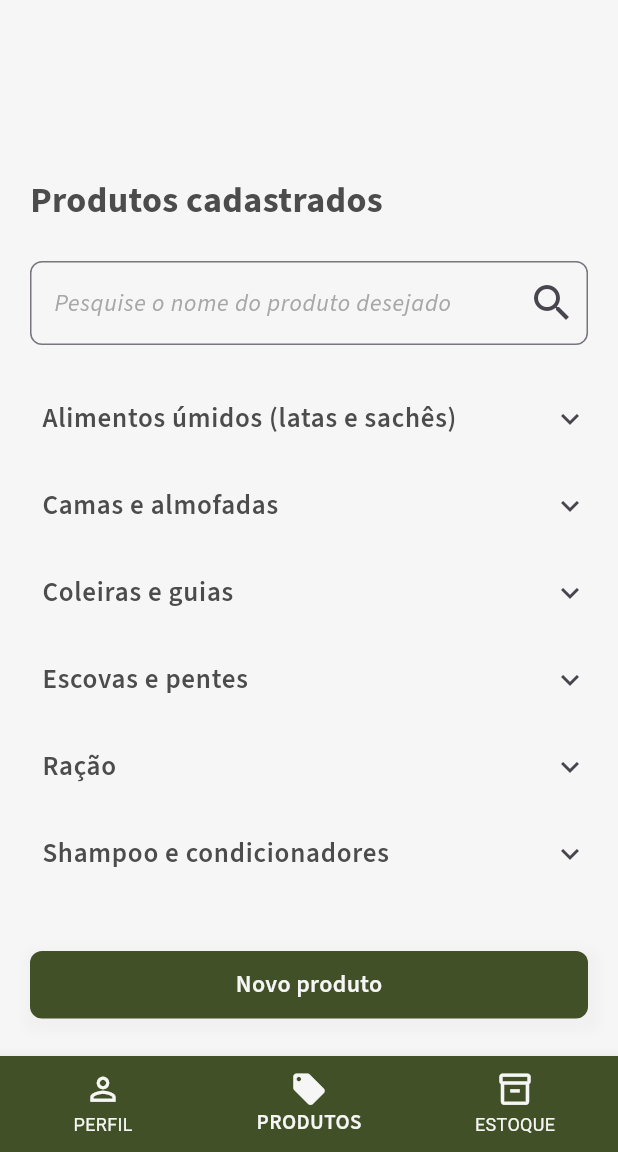
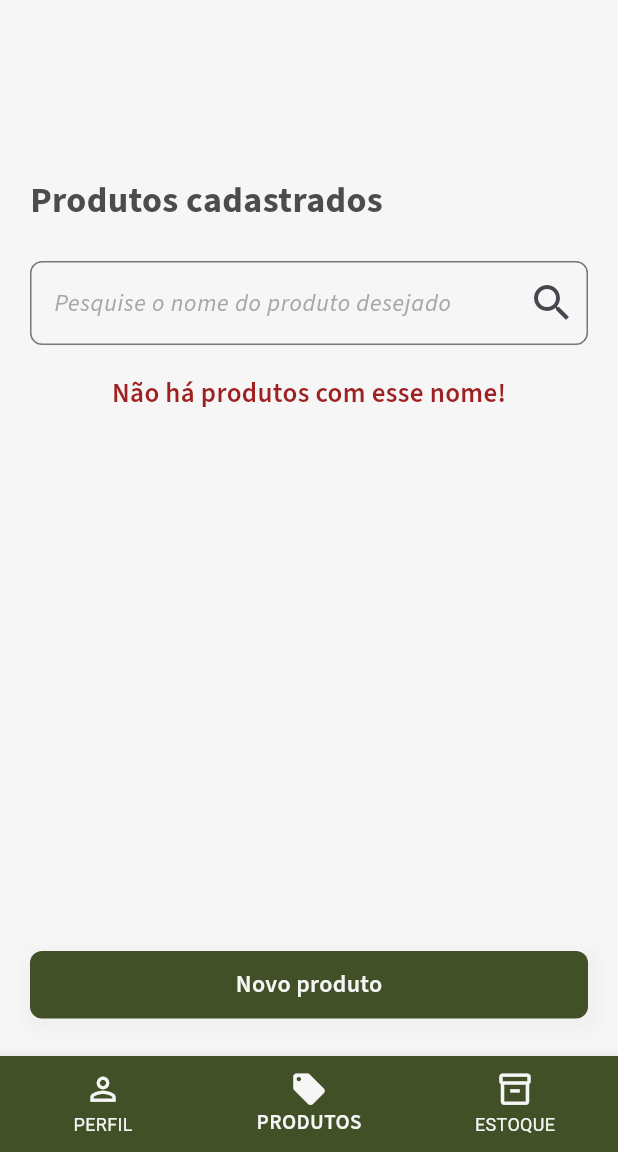
Before and after one commit to thidematos/pet_nature, a Flutter app: the screen it shows once a user with an empty profile is signed in, on a phone screen of 412 x 824 dp, the part 84-1236 px from its top. Run offline on Flutter 3.47's test engine with Material 3 defaults, Android fonts, the light colour scheme and no system bars; our stand-ins replace cloud_firestore, diacritic, firebase_auth, firebase_core, flutter_riverpod, google_fonts; accounts and stored records are empty; generated files the repository leaves out were written again.

Commit message:
Produtos screen -> OK. Query funcional. Render de produtos condicional também funcional.

```diff
--- /dev/null
+++ b/lib/providers/produtos_provider.dart
@@ -0,0 +1,6 @@
+import 'package:flutter_riverpod/flutter_riverpod.dart';
+import 'package:pet_nature/services/firebase_firestore_api.dart';
+
+final ProdutosProvider = FutureProvider(
+  (ref) async => await FirebaseFirestoreApi.getProdutos(),
+);
--- a/lib/screens/produtos_screen.dart
+++ b/lib/screens/produtos_screen.dart
@@ -1,33 +1,56 @@
-import 'package:firebase_auth/firebase_auth.dart';
+import 'package:firebase_core/firebase_core.dart';
 import 'package:flutter/material.dart';
+import 'package:flutter_riverpod/flutter_riverpod.dart';
+import 'package:pet_nature/providers/produtos_provider.dart';
 import 'package:pet_nature/screens/new_produto.dart';
+import 'package:pet_nature/services/firebase_firestore_api.dart';
+import 'package:pet_nature/themes/color_theme.dart';
 import 'package:pet_nature/themes/ui_instances.dart';
 import 'package:pet_nature/widgets/produtos/expand_list.dart';
+import 'package:pet_nature/widgets/produtos/fetched_produtos.dart';
 import 'package:pet_nature/widgets/ui/Search.dart';
 import 'package:pet_nature/widgets/ui/button.dart';
-import 'package:pet_nature/widgets/ui/expand_item.dart';
-import 'package:pet_nature/widgets/ui/logo.dart';
 import 'package:pet_nature/widgets/ui/page_title.dart';
 
-class ProdutosScreen extends StatelessWidget {
+class ProdutosScreen extends ConsumerWidget {
   const ProdutosScreen({super.key});
 
   @override
-  Widget build(BuildContext context) {
+  Widget build(BuildContext context, WidgetRef ref) {
+    final data = ref.watch(ProdutosProvider);
+
+    return data.when(
+      data: (produtos) {
         return Column(
           children: [
             UiInstances.logoToMainContentSpacer,
             PageTitle('Produtos cadastrados'),
-        Search(placeholder: 'Pesquise o nome do produto desejado'),
-        SizedBox(height: 20),
-        Expanded(child: ExpandList()),
-        Button('Novo produto', () {
-          Navigator.push(
-            context,
-            MaterialPageRoute(builder: (context) => NewProduto()),
+            FetchedProdutos(produtos),
+          ],
         );
-        }),
+      },
+      error: (err, stack) {
+        UiInstances.showSnackbar(context, (err as FirebaseException).message!);
+        return Text('Algo deu errado');
+      },
+      loading:
+          () => Column(
+            children: [
+              UiInstances.logoToMainContentSpacer,
+              PageTitle('Produtos cadastrados'),
+              Expanded(
+                child: Center(
+                  child: SizedBox(
+                    height: 75,
+                    width: 75,
+                    child: CircularProgressIndicator(
+                      color: ColorTheme.secondaryTwo,
+                    ),
+                  ),
+                ),
+              ),
             ],
+          ),
     );
   }
 }
--- a/lib/services/firebase_firestore_api.dart
+++ b/lib/services/firebase_firestore_api.dart
@@ -27,4 +27,15 @@ class FirebaseFirestoreApi {
       return null;
     }
   }
+
+  static getProdutos() async {
+    try {
+      final produtos = await _instance.collection('produtos').get();
+
+      return produtos.docs.map((produto) => produto.data()).toList();
+    } on FirebaseException catch (err) {
+      //UiInstances.showSnackbar(context, err.message!);
+      return err;
+    }
+  }
 }
--- a/lib/widgets/produtos/expand_list.dart
+++ b/lib/widgets/produtos/expand_list.dart
@@ -1,62 +1,37 @@
 import 'package:flutter/material.dart';
+import 'package:flutter_riverpod/flutter_riverpod.dart';
+import 'package:pet_nature/providers/produtos_provider.dart';
 import 'package:pet_nature/widgets/ui/expand_item.dart';
 
+final Map<String, String> kProdutosTypes = {
+  'alimentos-umidos': 'Alimentos úmidos (latas e sachês)',
+  'camas-almofadas': 'Camas e almofadas',
+  'coleiras-guias': 'Coleiras e guias',
+  'escovas-pentes': 'Escovas e pentes',
+  'racao': 'Ração',
+  'shampoo-cond': 'Shampoo e condicionadores',
+};
+
 class ExpandList extends StatelessWidget {
-  const ExpandList({super.key});
+  const ExpandList(this.produtos, {super.key});
+
+  final List produtos;
+
+  List getTypeProdutos(String type) {
+    return produtos.where((produto) => produto['type'] == type).toList();
+  }
 
   @override
   Widget build(BuildContext context) {
     return SingleChildScrollView(
       child: Column(
         children: [
-          ExpandItem(
-            items: [
-              'Sachê Para Cães Adultos Pequeno Porte',
-              'Ração Úmida Sachê Magnus Sabor Carne',
-              'Sachê Natural Carnilove Premium Faisão ',
-            ],
-            title: 'Alimentos úmidos (latas e sachês)',
-          ),
-          ExpandItem(
-            items: [
-              'This is a placeholder',
-              'This is a placeholder',
-              'This also is a placeholder',
-            ],
-            title: 'Camas e almofadas',
-          ),
-          ExpandItem(
-            items: [
-              'This is a placeholder',
-              'This is a placeholder',
-              'This also is a placeholder',
-            ],
-            title: 'Coleiras e guias',
-          ),
-          ExpandItem(
-            items: [
-              'This is a placeholder',
-              'This is a placeholder',
-              'This also is a placeholder',
-            ],
-            title: 'Escovas e pentes',
-          ),
-          ExpandItem(
-            items: [
-              'This is a placeholder',
-              'This is a placeholder',
-              'This also is a placeholder',
-            ],
-            title: 'Ração',
-          ),
-          ExpandItem(
-            items: [
-              'This is a placeholder',
-              'This is a placeholder',
-              'This also is a placeholder',
-            ],
-            title: 'Shampoo e condicionadores',
-          ),
+          for (final type in kProdutosTypes.keys)
+            if (getTypeProdutos(type).isNotEmpty)
+              ExpandItem(
+                items: [for (final item in getTypeProdutos(type)) item['name']],
+                title: kProdutosTypes[type]!,
+              ),
         ],
       ),
     );
--- /dev/null
+++ b/lib/widgets/produtos/fetched_produtos.dart
@@ -0,0 +1,63 @@
+import 'package:diacritic/diacritic.dart';
+import 'package:flutter/material.dart';
+import 'package:pet_nature/screens/new_produto.dart';
+import 'package:pet_nature/widgets/produtos/expand_list.dart';
+import 'package:pet_nature/widgets/produtos/no_produtos.dart';
+import 'package:pet_nature/widgets/ui/Search.dart';
+import 'package:pet_nature/widgets/ui/button.dart';
+
+class FetchedProdutos extends StatefulWidget {
+  const FetchedProdutos(this.produtos, {super.key});
+
+  final List produtos;
+
+  @override
+  State<FetchedProdutos> createState() => _FetchedProdutosState();
+}
+
+class _FetchedProdutosState extends State<FetchedProdutos> {
+  String query = '';
+
+  void onQuery(String value) {
+    setState(() {
+      query = value;
+    });
+  }
+
+  @override
+  Widget build(BuildContext context) {
+    final filteredProdutos =
+        widget.produtos.where((produto) {
+          if (query.isEmpty) return true;
+
+          final cleanProductName = removeDiacritics(
+            produto['name'].toLowerCase(),
+          );
+          final cleandQuery = removeDiacritics(query.toLowerCase());
+
+          return cleanProductName.contains(cleandQuery) ? true : false;
+        }).toList();
+
+    return Expanded(
+      child: Column(
+        children: [
+          Search(
+            onQuery: onQuery,
+            query: query,
+            placeholder: 'Pesquise o nome do produto desejado',
+          ),
+          SizedBox(height: 20),
+          if (filteredProdutos.isEmpty) NoProdutos(),
+          if (filteredProdutos.isNotEmpty)
+            Expanded(child: ExpandList(filteredProdutos)),
+          Button('Novo produto', () {
+            Navigator.push(
+              context,
+              MaterialPageRoute(builder: (context) => NewProduto()),
+            );
+          }),
+        ],
+      ),
+    );
+  }
+}
--- /dev/null
+++ b/lib/widgets/produtos/no_produtos.dart
@@ -0,0 +1,17 @@
+import 'package:flutter/material.dart';
+import 'package:pet_nature/themes/color_theme.dart';
+import 'package:pet_nature/themes/letter_theme.dart';
+
+class NoProdutos extends StatelessWidget {
+  const NoProdutos({super.key});
+
+  @override
+  Widget build(BuildContext context) {
+    return Expanded(
+      child: Text(
+        'Não há produtos com esse nome!',
+        style: LetterTheme.secondaryTitle.copyWith(color: ColorTheme.danger),
+      ),
+    );
+  }
+}
--- a/lib/widgets/produtos/product_item.dart
+++ b/lib/widgets/produtos/product_item.dart
@@ -1,7 +1,6 @@
 import 'package:flutter/material.dart';
 import 'package:pet_nature/themes/color_theme.dart';
 import 'package:pet_nature/themes/letter_theme.dart';
-import 'package:pet_nature/widgets/ui/button.dart';
 
 class ProductItem extends StatelessWidget {
   const ProductItem(this.title, {super.key});
--- a/lib/widgets/ui/Search.dart
+++ b/lib/widgets/ui/Search.dart
@@ -1,21 +1,23 @@
 import 'package:flutter/material.dart';
-import 'package:pet_nature/themes/letter_theme.dart';
 
-class Search extends StatefulWidget {
-  const Search({required this.placeholder, super.key});
+class Search extends StatelessWidget {
+  const Search({
+    required this.query,
+    required this.onQuery,
+    required this.placeholder,
+    super.key,
+  });
 
+  final Function(String value) onQuery;
+  final String query;
   final String placeholder;
 
   @override
-  State<Search> createState() => _SearchState();
-}
-
-class _SearchState extends State<Search> {
-  @override
   Widget build(BuildContext context) {
     return TextField(
+      onChanged: (value) => onQuery(value),
       decoration: InputDecoration().copyWith(
-        hintText: widget.placeholder,
+        hintText: placeholder,
         suffixIcon: Icon(Icons.search, size: 32),
       ),
     );
--- a/lib/widgets/ui/expand_item.dart
+++ b/lib/widgets/ui/expand_item.dart
@@ -23,10 +23,23 @@ class _ExpandItemState extends State<ExpandItem> {
 
   @override
   Widget build(BuildContext context) {
+    List<Widget> content = [
+      ListTile(
+        title: Text(
+          'Não há produtos dessa categoria!',
+          style: LetterTheme.textSemibold,
+        ),
+      ),
+    ];
+
+    if (widget.items.isNotEmpty) {
+      content = [for (final item in widget.items) ProductItem(item)];
+    }
+
     return ExpansionTile(
       tilePadding: EdgeInsets.only(left: 8),
       title: Text(widget.title, style: LetterTheme.secondaryTitle),
-      children: [for (final item in widget.items) ProductItem(item)],
+      children: content,
     );
   }
 }
--- a/pubspec.yaml
+++ b/pubspec.yaml
@@ -42,6 +42,7 @@ dependencies:
   flutter_riverpod: ^2.6.1
   uuid: ^4.5.1
   cloud_firestore: ^5.6.4
+  diacritic: ^0.1.6
 
 flutter_native_splash:
   #color: "#42a5f5"
```
Also changed, not shown: pubspec.lock. Lines whose indentation alone changed are shown as unchanged.
